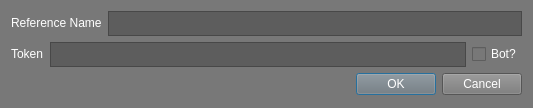
First picture: the form in connectiondialog.ui, repository AlexanderKyron/EpicDiscord, before the edit.
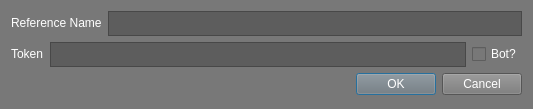
Second picture: the form after the edit.

Diff of the .ui file:
```diff
--- a/connectiondialog.ui
+++ b/connectiondialog.ui
@@ -7,7 +7,7 @@
     <x>0</x>
     <y>0</y>
     <width>533</width>
-    <height>108</height>
+    <height>109</height>
    </rect>
   </property>
   <property name="windowTitle">
```
Left out of the diff: 8 changed lines with no effect on the pictures.
